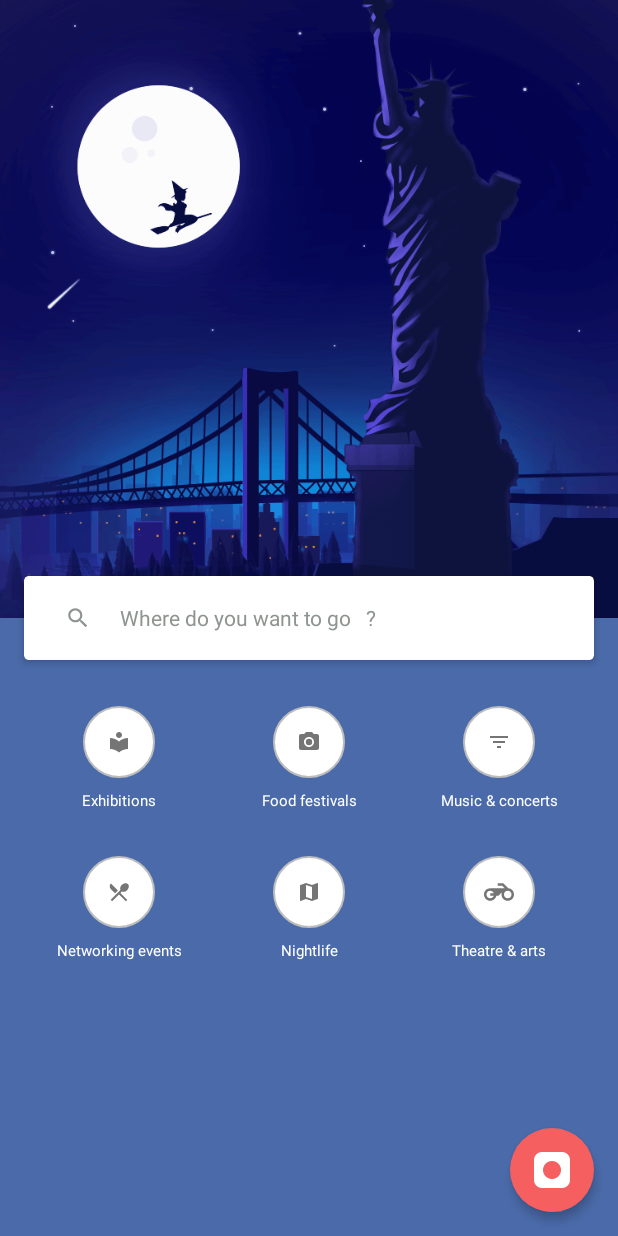
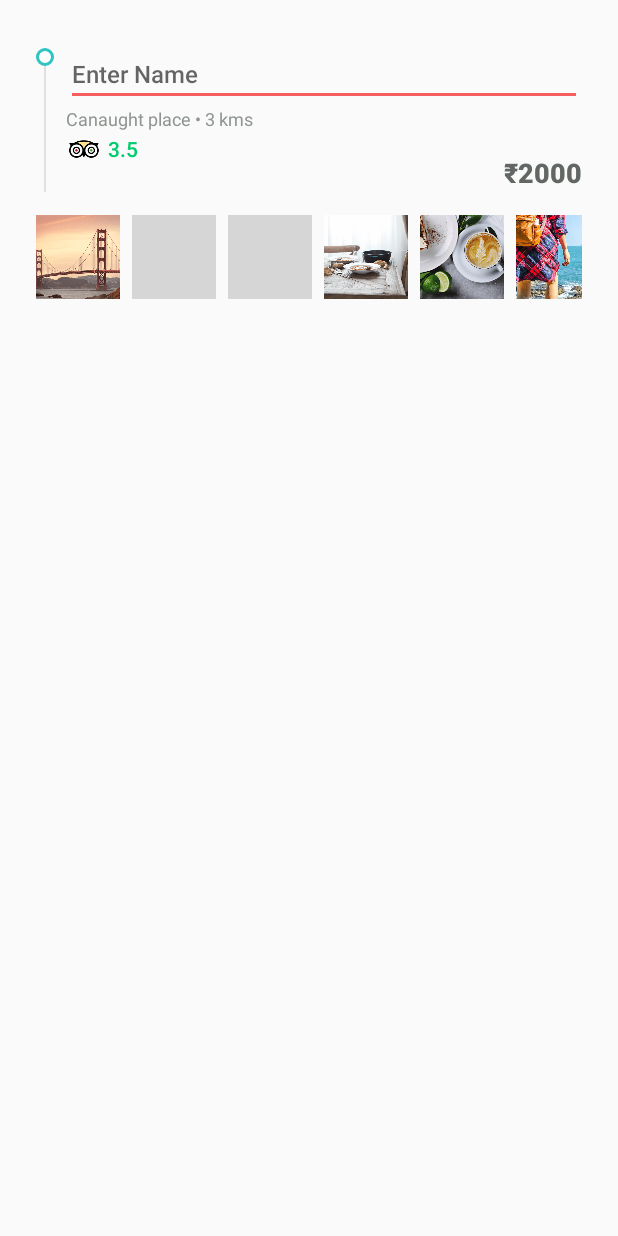
Before and after one commit to srreema/green-list, an Android app: the AddListingActivity screen opened directly, with no data from a screen before it, on a phone screen of 412 x 824 dp. Run offline under Robolectric (Android 15) with nearby library versions, the phone set to English and light mode, and no system bars; grey boxes are pictures that could not be loaded.

Commit message:
Mock UI Partial

```diff
--- a/app/src/main/java/com/styx/mobile/greenlist/AddListingActivity.java
+++ b/app/src/main/java/com/styx/mobile/greenlist/AddListingActivity.java
@@ -8,7 +8,7 @@ public class AddListingActivity extends AppCompatActivity {
     @Override
     protected void onCreate(Bundle savedInstanceState) {
         super.onCreate(savedInstanceState);
-        setContentView(R.layout.activity_main);
+        setContentView(R.layout.activity_addlisting);
         //initializeToolbar();
     }
 
--- a/app/src/main/java/com/styx/mobile/greenlist/MainActivity.java
+++ b/app/src/main/java/com/styx/mobile/greenlist/MainActivity.java
@@ -31,7 +31,7 @@ public class MainActivity extends AppCompatActivity {
         fabAddListing.setOnClickListener(new View.OnClickListener() {
             @Override
             public void onClick(View v) {
-                Intent intent = new Intent(MainActivity.this, ListingDetailActivity.class);
+                Intent intent = new Intent(MainActivity.this, AddListingActivity.class);
                 Utils.startActivityWithClipReveal(intent, MainActivity.this, fabAddListing);
             }
         });
--- /dev/null
+++ b/app/src/main/res/layout/activity_addlisting.xml
@@ -0,0 +1,253 @@
+<?xml version="1.0" encoding="utf-8"?>
+<LinearLayout xmlns:android="http://schemas.android.com/apk/res/android"
+    android:layout_width="match_parent"
+    android:layout_height="wrap_content"
+    android:background="?selectableItemBackground"
+    android:clickable="true"
+    android:orientation="vertical">
+
+    <RelativeLayout
+        android:layout_width="match_parent"
+        android:layout_height="wrap_content"
+        android:layout_marginBottom="0dp"
+        android:orientation="vertical"
+        android:paddingLeft="24dp"
+        android:paddingRight="24dp"
+        android:paddingTop="12dp">
+
+        <RelativeLayout
+            android:id="@+id/full_header_layout"
+            android:layout_width="wrap_content"
+            android:layout_height="wrap_content"
+            android:paddingTop="16dp">
+
+            <RelativeLayout
+                android:id="@+id/circle_layout"
+                android:layout_width="wrap_content"
+                android:layout_height="wrap_content"
+                android:layout_marginRight="8dp"
+                android:paddingLeft="0dp"
+                android:paddingTop="4dp">
+
+                <View
+                    android:layout_width="1dp"
+                    android:layout_height="96dp"
+                    android:layout_centerHorizontal="true"
+                    android:background="@color/grey_300" />
+
+                <ImageView
+                    android:layout_width="12dp"
+                    android:layout_height="12dp"
+                    android:background="@drawable/shape_circle_ex_red" />
+            </RelativeLayout>
+
+            <LinearLayout
+                android:id="@+id/throw_header_layout"
+                android:layout_width="wrap_content"
+                android:layout_height="wrap_content"
+                android:layout_toRightOf="@+id/circle_layout"
+                android:paddingBottom="8dp"
+                android:paddingLeft="0dp"
+                android:paddingRight="0dp">
+
+                <RelativeLayout
+                    android:id="@+id/header_layout"
+                    android:layout_width="wrap_content"
+                    android:layout_height="wrap_content">
+
+                    <EditText
+                        android:id="@+id/tv_throw_location_name"
+                        android:layout_width="match_parent"
+                        android:layout_height="wrap_content"
+                        android:fontFamily="@string/font_family_medium"
+                        android:inputType="text"
+                        android:maxLines="2"
+                        android:hint="Enter Name"
+                        android:textColor="@color/app_dark_100"
+                        android:textSize="16sp"
+                        android:textStyle="normal" />
+
+                    <TextView
+                        android:id="@+id/tv_throw_creator_name_2"
+                        android:layout_width="wrap_content"
+                        android:layout_height="wrap_content"
+                        android:layout_below="@+id/tv_throw_location_name"
+                        android:layout_centerVertical="true"
+                        android:layout_marginTop="0dp"
+                        android:fontFamily="@string/font_family_regular"
+                        android:text="Canaught place • 3 kms"
+                        android:textColor="@color/medium_green_800"
+                        android:textSize="12sp" />
+
+                    <LinearLayout
+                        android:id="@+id/tv_throw_creator_name"
+                        android:layout_width="match_parent"
+                        android:layout_height="wrap_content"
+                        android:layout_below="@+id/tv_throw_creator_name_2"
+                        android:layout_centerVertical="true"
+                        android:gravity="center_vertical">
+
+                        <ImageView
+                            android:layout_width="24dp"
+                            android:layout_height="24dp"
+                            android:layout_marginLeft="0dp"
+                            android:layout_marginRight="4dp"
+                            android:padding="2dp"
+                            android:src="@drawable/ic_ta" />
+
+                        <TextView
+                            android:layout_width="wrap_content"
+                            android:layout_height="wrap_content"
+                            android:fontFamily="@string/font_family_medium"
+                            android:text="3.5"
+                            android:textAllCaps="false"
+                            android:textColor="@color/green"
+                            android:textSize="14sp"
+                            android:textStyle="normal" />
+
+                        <TextView
+                            android:layout_width="wrap_content"
+                            android:layout_height="wrap_content"
+                            android:layout_marginLeft="24dp"
+                            android:fontFamily="@string/font_family_regular"
+                            android:text="Pay at hotel"
+                            android:textAllCaps="false"
+                            android:textColor="@color/medium_green_800"
+                            android:textSize="12sp"
+                            android:textStyle="normal"
+                            android:visibility="gone" />
+                    </LinearLayout>
+
+                    <TextView
+                        android:id="@+id/tv_throw_time"
+                        android:layout_width="wrap_content"
+                        android:layout_height="wrap_content"
+                        android:layout_below="@+id/tv_throw_creator_name"
+                        android:fontFamily="@string/font_family_light"
+                        android:text="Free WiFi, Free Cancellation, Pay at Hotel"
+                        android:textColor="@color/app_dark_100"
+                        android:textSize="12sp"
+                        android:visibility="gone" />
+
+                    <TextView
+                        android:layout_width="wrap_content"
+                        android:layout_height="wrap_content"
+                        android:layout_alignParentRight="true"
+                        android:layout_below="@+id/tv_throw_location_name"
+                        android:layout_marginTop="0dp"
+                        android:background="@drawable/shape_bg_discount"
+                        android:fontFamily="@string/font_family_medium"
+                        android:paddingBottom="4dp"
+                        android:paddingLeft="8dp"
+                        android:paddingRight="8dp"
+                        android:paddingTop="4dp"
+                        android:text="15% OFF"
+                        android:textColor="@color/white"
+                        android:textSize="10sp"
+                        android:textStyle="bold"
+                        android:visibility="gone" />
+
+                    <TextView
+                        android:id="@+id/tv_throw_times"
+                        android:layout_width="wrap_content"
+                        android:layout_height="wrap_content"
+                        android:layout_alignParentRight="true"
+                        android:layout_below="@+id/tv_throw_location_name"
+                        android:layout_marginTop="32dp"
+                        android:fontFamily="@string/font_family_medium"
+                        android:text="₹2000"
+                        android:textColor="@color/medium_green_900"
+                        android:textSize="18sp"
+                        android:textStyle="bold" />
+                </RelativeLayout>
+            </LinearLayout>
+
+            <LinearLayout
+                android:id="@+id/images_layout"
+                android:layout_width="match_parent"
+                android:layout_height="wrap_content"
+                android:layout_below="@+id/throw_header_layout">
+
+                <ImageView
+                    android:id="@+id/iv_image_1"
+                    android:layout_width="56dp"
+                    android:layout_height="56dp"
+                    android:layout_marginRight="8dp"
+                    android:layout_marginTop="8dp"
+                    android:adjustViewBounds="true"
+                    android:background="@drawable/shape_rounded_dialog"
+                    android:scaleType="centerCrop"
+                    android:src="@drawable/img_city_8" />
+
+                <ImageView
+                    android:layout_width="56dp"
+                    android:layout_height="56dp"
+                    android:layout_marginRight="8dp"
+                    android:layout_marginTop="8dp"
+                    android:adjustViewBounds="true"
+                    android:background="@drawable/shape_rounded_dialog"
+                    android:scaleType="centerCrop"
+                    android:src="@drawable/img_city_9" />
+
+                <ImageView
+                    android:id="@+id/iv_image_3"
+                    android:layout_width="56dp"
+                    android:layout_height="56dp"
+                    android:layout_marginRight="8dp"
+                    android:layout_marginTop="8dp"
+                    android:adjustViewBounds="true"
+                    android:background="@drawable/shape_rounded_dialog"
+                    android:scaleType="centerCrop"
+                    android:src="@drawable/img_city_10"
+                    android:transitionName="shared_gallery_image" />
+
+                <ImageView
+                    android:layout_width="56dp"
+                    android:layout_height="56dp"
+                    android:layout_marginRight="8dp"
+                    android:layout_marginTop="8dp"
+                    android:adjustViewBounds="true"
+                    android:background="@drawable/shape_rounded_dialog"
+                    android:scaleType="centerCrop"
+                    android:src="@drawable/img_food_1" />
+
+                <ImageView
+                    android:layout_width="56dp"
+                    android:layout_height="56dp"
+                    android:layout_marginRight="8dp"
+                    android:layout_marginTop="8dp"
+                    android:adjustViewBounds="true"
+                    android:background="@drawable/shape_rounded_dialog"
+                    android:scaleType="centerCrop"
+                    android:src="@drawable/img_food_2" />
+
+                <ImageView
+                    android:layout_width="56dp"
+                    android:layout_height="56dp"
+                    android:layout_marginRight="8dp"
+                    android:layout_marginTop="8dp"
+                    android:adjustViewBounds="true"
+                    android:background="@drawable/shape_rounded_dialog"
+                    android:scaleType="centerCrop"
+                    android:src="@drawable/img_city_4" />
+
+                <ImageView
+                    android:layout_width="56dp"
+                    android:layout_height="56dp"
+                    android:layout_marginRight="8dp"
+                    android:layout_marginTop="8dp"
+                    android:adjustViewBounds="true"
+                    android:background="@drawable/shape_rounded_dialog"
+                    android:scaleType="centerCrop"
+                    android:src="@drawable/img_city_20" />
+            </LinearLayout>
+        </RelativeLayout>
+    </RelativeLayout>
+
+    <View
+        android:layout_width="match_parent"
+        android:layout_height="0dp"
+        android:layout_marginTop="16dp"
+        android:background="@color/grey_300" />
+
+</LinearLayout>
--- a/app/src/main/res/layout/activity_detail.xml
+++ b/app/src/main/res/layout/activity_detail.xml
@@ -80,13 +80,14 @@
                     android:textSize="14sp" />
             </RelativeLayout>
 
+            <include layout="@layout/item_bank_min" />
+
             <View
                 android:layout_width="match_parent"
                 android:layout_height="0.5dp"
                 android:layout_marginLeft="24dp"
                 android:background="@color/medium_green_600" />
 
-            <include layout="@layout/item_bank_min" />
         </LinearLayout>
     </android.support.v4.widget.NestedScrollView>
 
```
